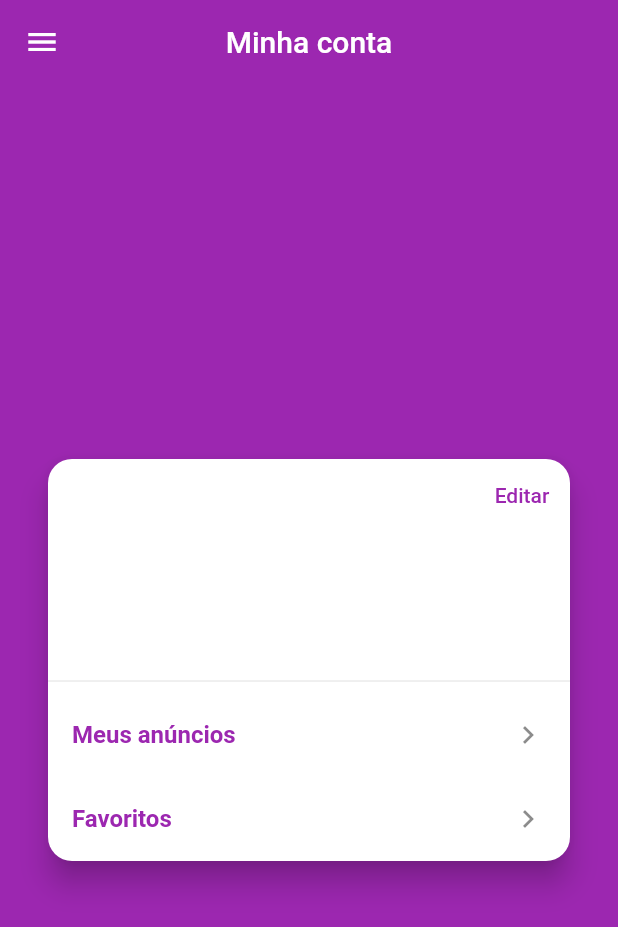
After one commit to brenomacedo/flutter_ccheap, a Flutter app: the AccountScreen screen opened directly, on a phone screen of 412 x 824 dp. The commit adds this screen. Shown: the top 927 px of the screen. Run offline on Flutter 3.47's test engine with Material 2 defaults, Android fonts, the phone set to English and light mode, and no system bars; our stand-ins replace brasil_fields, carousel_pro, dio, flutter_mobx, get_it, image_cropper and 4 more; accounts and stored records are empty; generated files the repository leaves out were written again; network calls fail; statements that could not run were skipped.

Commit message:
showingUserAds

```diff
--- /dev/null
+++ b/lib/screens/account/account_screen.dart
@@ -0,0 +1,89 @@
+import 'package:flutter/material.dart';
+import 'package:get_it/get_it.dart';
+import 'package:xlo_mobx/components/custom_drawer/custom_drawer.dart';
+import 'package:xlo_mobx/screens/my_ads/my_ads_screen.dart';
+import 'package:xlo_mobx/stores/user_manager_store.dart';
+
+class AccountScreen extends StatelessWidget {
+
+  final userManager = GetIt.I<UserManagerStore>();
+
+  @override
+  Widget build(BuildContext context) {
+    return Scaffold(
+      appBar: AppBar(
+        title: Text('Minha conta'),
+        centerTitle: true,
+      ),
+      drawer: CustomDrawer(),
+      body: Center(
+        child: Card(
+          shape: RoundedRectangleBorder(borderRadius: BorderRadius.circular(16)),
+          elevation: 8,
+          margin: EdgeInsets.symmetric(horizontal: 32),
+          child: Column(
+            mainAxisSize: MainAxisSize.min,
+            children: [
+              Container(
+                height: 140,
+                child: Stack(
+                  children: [
+                    Align(
+                      alignment: Alignment.center,
+                      child: Column(
+                        mainAxisSize: MainAxisSize.min,
+                        children: [
+                          Text(userManager.user.name,
+                          style: TextStyle(
+                            color: Colors.purple,
+                            fontSize: 20,
+                            fontWeight: FontWeight.w900
+                          )),
+                          Text(userManager.user.email,
+                          style: TextStyle(
+                            fontSize: 16,
+                            color: Colors.grey[700]
+                          ))
+                        ],
+                      ),
+                    ),
+                    Align(
+                      alignment: Alignment.topRight,
+                      child: TextButton(
+                        child: Text('Editar', style: TextStyle(color: Colors.purple)),
+                        onPressed: () {},
+                      ),
+                    )
+                  ],
+                ),
+              ),
+              Divider(),
+              ListTile(
+                title: Text('Meus anúncios',
+                style: TextStyle(
+                  color: Colors.purple,
+                  fontWeight: FontWeight.w600
+                )),
+                trailing: Icon(Icons.keyboard_arrow_right),
+                onTap: () {
+                  Navigator.of(context).push(MaterialPageRoute(builder: (_) => MyAdsScreen()));
+                },
+              ),
+              ListTile(
+                title: Text('Favoritos',
+                style: TextStyle(
+                  color: Colors.purple,
+                  fontWeight: FontWeight.w600
+                )),
+                trailing: Icon(Icons.keyboard_arrow_right),
+                onTap: () {
+                  Navigator.of(context).push(MaterialPageRoute(builder: (_) => MyAdsScreen()));
+                },
+              )
+            ],
+          ),
+        ),
+      ),
+    );
+  }
+}
--- a/lib/screens/base/base_screen.dart
+++ b/lib/screens/base/base_screen.dart
@@ -1,6 +1,7 @@
 import 'package:flutter/material.dart';
 import 'package:get_it/get_it.dart';
 import 'package:mobx/mobx.dart';
+import 'package:xlo_mobx/screens/account/account_screen.dart';
 import 'package:xlo_mobx/screens/create/create_screen.dart';
 import 'package:xlo_mobx/screens/home/home_screen.dart';
 import 'package:xlo_mobx/stores/page_store.dart';
@@ -36,7 +37,7 @@ class _BaseScreenState extends State<BaseScreen> {
           CreateScreen(),
           Container(color: Colors.purple),
           Container(color: Colors.red),
-          Container(color: Colors.yellow),
+          AccountScreen(),
         ],
       )
     );
--- a/lib/screens/home/components/create_ad_button.dart
+++ b/lib/screens/home/components/create_ad_button.dart
@@ -70,6 +70,7 @@ class _CreateAdButtonState extends State<CreateAdButton> with SingleTickerProvid
               child: Row(
                 children: [
                   Icon(Icons.camera_alt),
+                  SizedBox(width: 10),
                   Text('Anunciar agora',
                   textAlign: TextAlign.center,
                   style: TextStyle(
--- a/pubspec.yaml
+++ b/pubspec.yaml
@@ -23,9 +23,10 @@ environment:
 dependencies:
   flutter:
     sdk: flutter
+  readmore: any
+  url_launcher: ^6.0.2
   parse_server_sdk_flutter: ^2.1.0
-  # The following adds the Cupertino Icons font to your application.
-  # Use with the CupertinoIcons class for iOS style icons.
+  carousel_pro: ^1.0.0
   cupertino_icons: ^1.0.2
   mobx: ^1.2.1+4
   flutter_mobx: ^1.1.0+2
```
Also changed, not shown: lib/repositories/ad_repository.dart (+22 -0 lines), lib/screens/ad/ad_screen.dart (added, +62 -0 lines), lib/screens/ad/components/bottom_bar.dart (added, +83 -0 lines), lib/screens/ad/components/description_panel.dart (added, +43 -0 lines), lib/screens/ad/components/location_panel.dart (added, +63 -0 lines), lib/screens/ad/components/main_panel.dart (added, +51 -0 lines), lib/screens/ad/components/user_panel.dart (added, +44 -0 lines), lib/screens/home/components/ad_tile.dart (+10 -2 lines), lib/screens/my_ads/my_ads_screen.dart (added, +47 -0 lines), lib/stores/my_ads_store.dart (added, +20 -0 lines), lib/stores/my_ads_store.g.dart (added), pubspec.lock.
